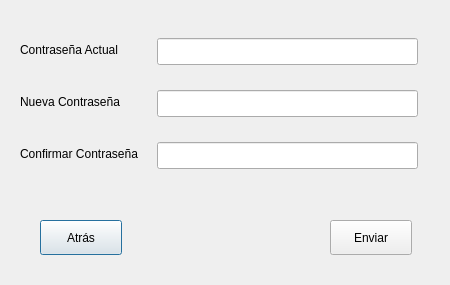
The window that src/UI/cambiarContraseña.ui (PurpleFlamingo/purpleACOES) describes before a commit, drawn with Qt 5.
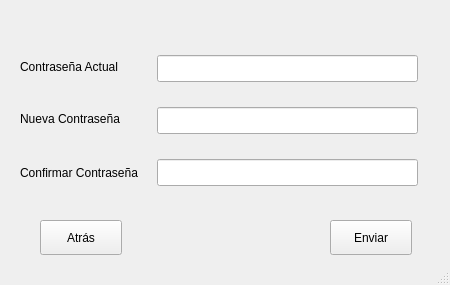
The same window after the commit.

Commit message: Añadido cambiar contraseña y cambios en BDOperaciones

Diff of the .ui file:
```diff
--- a/src/UI/cambiarContraseña.ui
+++ b/src/UI/cambiarContraseña.ui
@@ -1,7 +1,7 @@
 <?xml version="1.0" encoding="UTF-8"?>
 <ui version="4.0">
  <class>wCambioContrasenia</class>
- <widget class="QDialog" name="wCambioContrasenia">
+ <widget class="QMainWindow" name="wCambioContrasenia">
   <property name="geometry">
    <rect>
     <x>0</x>
@@ -16,6 +16,7 @@
   <property name="windowTitle">
    <string>Cambiar Contraseña</string>
   </property>
+  <widget class="QWidget" name="centralwidget">
   <widget class="QPushButton" name="bAtras">
    <property name="geometry">
     <rect>
@@ -29,6 +30,71 @@
     <string>Atrás</string>
    </property>
   </widget>
+   <widget class="QLabel" name="lMensaje">
+    <property name="enabled">
+     <bool>true</bool>
+    </property>
+    <property name="geometry">
+     <rect>
+      <x>20</x>
+      <y>20</y>
+      <width>391</width>
+      <height>16</height>
+     </rect>
+    </property>
+    <property name="toolTip">
+     <string/>
+    </property>
+    <property name="statusTip">
+     <string/>
+    </property>
+    <property name="text">
+     <string/>
+    </property>
+   </widget>
+   <widget class="QLabel" name="lCNueva">
+    <property name="geometry">
+     <rect>
+      <x>20</x>
+      <y>111</y>
+      <width>111</width>
+      <height>16</height>
+     </rect>
+    </property>
+    <property name="text">
+     <string>Nueva Contraseña</string>
+    </property>
+   </widget>
+   <widget class="QLineEdit" name="eCConfirmacion">
+    <property name="geometry">
+     <rect>
+      <x>157</x>
+      <y>159</y>
+      <width>261</width>
+      <height>27</height>
+     </rect>
+    </property>
+   </widget>
+   <widget class="QLineEdit" name="eCAntigua">
+    <property name="geometry">
+     <rect>
+      <x>157</x>
+      <y>55</y>
+      <width>261</width>
+      <height>27</height>
+     </rect>
+    </property>
+   </widget>
+   <widget class="QLineEdit" name="eCNueva">
+    <property name="geometry">
+     <rect>
+      <x>157</x>
+      <y>107</y>
+      <width>261</width>
+      <height>27</height>
+     </rect>
+    </property>
+   </widget>
   <widget class="QPushButton" name="bEnviar">
    <property name="geometry">
     <rect>
@@ -42,37 +108,11 @@
     <string>Enviar</string>
    </property>
   </widget>
-  <widget class="QLabel" name="lCAntigua">
-   <property name="geometry">
-    <rect>
-     <x>20</x>
-     <y>42</y>
-     <width>111</width>
-     <height>16</height>
-    </rect>
-   </property>
-   <property name="text">
-    <string>Contraseña Actual</string>
-   </property>
-  </widget>
-  <widget class="QLabel" name="lCNueva">
-   <property name="geometry">
-    <rect>
-     <x>20</x>
-     <y>94</y>
-     <width>111</width>
-     <height>16</height>
-    </rect>
-   </property>
-   <property name="text">
-    <string>Nueva Contraseña</string>
-   </property>
-  </widget>
   <widget class="QLabel" name="lCConfirmacion">
    <property name="geometry">
     <rect>
      <x>20</x>
-     <y>146</y>
+      <y>165</y>
      <width>131</width>
      <height>16</height>
     </rect>
@@ -81,36 +121,21 @@
     <string>Confirmar Contraseña</string>
    </property>
   </widget>
-  <widget class="QLineEdit" name="bCAntigua">
+   <widget class="QLabel" name="lCAntigua">
    <property name="geometry">
     <rect>
-     <x>157</x>
-     <y>38</y>
-     <width>261</width>
-     <height>27</height>
-    </rect>
-   </property>
-  </widget>
-  <widget class="QLineEdit" name="bCNueva">
-   <property name="geometry">
-    <rect>
-     <x>157</x>
-     <y>90</y>
-     <width>261</width>
-     <height>27</height>
-    </rect>
-   </property>
-  </widget>
-  <widget class="QLineEdit" name="bCConfirmacion">
-   <property name="geometry">
-    <rect>
-     <x>157</x>
-     <y>142</y>
-     <width>261</width>
-     <height>27</height>
-    </rect>
-   </property>
+      <x>20</x>
+      <y>59</y>
+      <width>111</width>
+      <height>16</height>
+     </rect>
+    </property>
+    <property name="text">
+     <string>Contraseña Actual</string>
+    </property>
+   </widget>
   </widget>
+  <widget class="QStatusBar" name="statusbar"/>
  </widget>
  <resources/>
  <connections/>
```
Left out of the diff: 5 changed lines with no effect on the pictures. Lines whose indentation alone changed are shown as unchanged. The commit also changes 6 other files.
